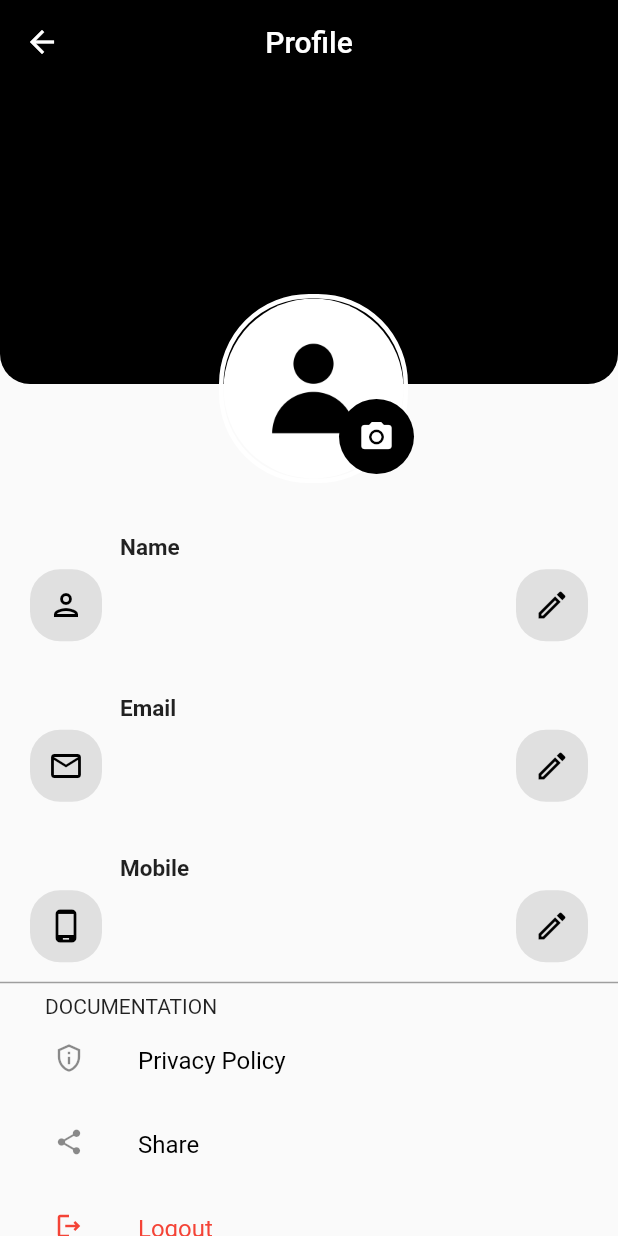
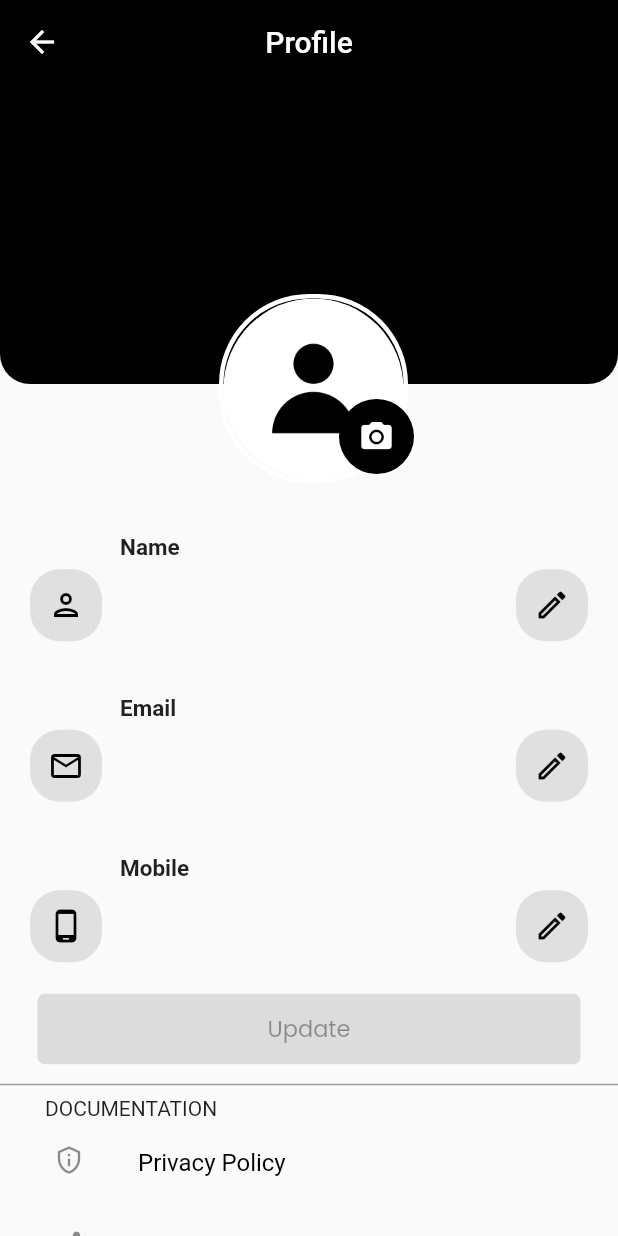
Before and after one commit to startup404/myfunbook, a Flutter app: the profile screen opened directly, on a phone screen of 412 x 824 dp. Run offline on Flutter 3.47's test engine with Material 2 defaults, Android fonts, the phone set to English and light mode, and no system bars; our stand-ins replace firebase_auth, firebase_core, firebase_database, flutter_svg, get, google_fonts and 2 more; missing offline and left inert: flutter_email_sender; accounts and stored records are empty; network calls fail.

Commit message:
profile page update

```diff
--- a/lib/main.dart
+++ b/lib/main.dart
@@ -2,6 +2,7 @@ import 'package:firebase_core/firebase_core.dart';
 import 'package:flutter/material.dart';
 import 'package:get/get.dart';
 import 'package:myfunbook/controllers/auth_controller.dart';
+import 'package:myfunbook/controllers/profile_controller.dart';
 import 'package:myfunbook/pages/login.dart';
 import 'package:myfunbook/pages/signup.dart';
 import 'package:myfunbook/pages/splash_screen.dart';
@@ -10,10 +11,11 @@ void main() async {
   WidgetsFlutterBinding.ensureInitialized();
 
   await Firebase.initializeApp(
-    options: FirebaseOptions(apiKey: "AIzaSyBBxPcNdFc_iinZHTTYcj__Yf8tu9aqK40", appId: "1:713680475181:android:1b2d307d46996cf3d814a4", messagingSenderId: "713680475181", projectId: "myfunbook-f899e",)
+    options: FirebaseOptions(apiKey: "AIzaSyBBxPcNdFc_iinZHTTYcj__Yf8tu9aqK40", appId: "1:713680475181:android:1b2d307d46996cf3d814a4", messagingSenderId: "713680475181", projectId: "myfunbook-f899e",
+    authDomain:'myfunbook-f899e.firebaseapp.com' ,databaseURL:"https://myfunbook-f899e-default-rtdb.firebaseio.com/",storageBucket: "myfunbook-f899e.appspot.com")
   );
   Get.put(authcontroller());
-
+  Get.put(profilecontroller());
   runApp(MyApp());
 }
 
--- a/lib/pages/profile_screen.dart
+++ b/lib/pages/profile_screen.dart
@@ -1,9 +1,14 @@
+import 'dart:async';
+
 import 'package:firebase_auth/firebase_auth.dart';
+import 'package:firebase_database/firebase_database.dart';
 import 'package:flutter/material.dart';
 import 'package:flutter/services.dart';
+import 'package:get/get.dart';
 
 import 'package:google_fonts/google_fonts.dart';
 import 'package:myfunbook/controllers/auth_controller.dart';
+import 'package:myfunbook/controllers/profile_controller.dart';
 
 class profile extends StatefulWidget
 {
@@ -13,7 +18,30 @@ class profile extends StatefulWidget
 
 class _profilestate extends State<profile>
 {
+  TextEditingController _name =TextEditingController();
+  TextEditingController _email =TextEditingController();
+  TextEditingController _mobile =TextEditingController();
   final currentuser = FirebaseAuth.instance.currentUser!;
+  String UidToFetch = '';
+  bool isUpdateButtonEnabled = false;
+  DatabaseReference dref = FirebaseDatabase.instance.ref().child('User Details');
+  @override
+  void initState() {
+    // TODO: implement initState
+    super.initState();
+    UidToFetch = currentuser.email!.split('@')[0].toString();
+    dref = dref.child(UidToFetch);
+    dref.onValue.listen((DatabaseEvent event){
+      if(event.snapshot.value != null){
+        Map<String, dynamic>? userData = event.snapshot.value as Map<String, dynamic>?;
+        _name.text = userData!['Username'];
+        _email.text = userData['email'];
+        _mobile.text = userData['mobile'];
+      }
+    } );
+  }
+
+
   @override
   Widget build(BuildContext context)
   {
@@ -39,7 +67,7 @@ class _profilestate extends State<profile>
                 bottomLeft: Radius.circular(20))
               ),
             ),
-
+            Obx((){return
             Padding(
               padding: EdgeInsets.only(top: 270),
               child:SingleChildScrollView(
@@ -49,13 +77,13 @@ class _profilestate extends State<profile>
 
 
                   const SizedBox(height: 10,),
-
                   Padding(padding: EdgeInsets.only(top: 20,left: 80),
                   child: Text("Name",style: TextStyle(fontSize: 15,fontWeight: FontWeight.w600),),),
                   Padding(
                     padding:EdgeInsets.symmetric(horizontal: 20.0),
                   child:TextFormField(
-                    readOnly: true,
+                    readOnly: profilecontroller.instance.isEdit.value,
+                    controller: _name,
                     style: TextStyle(color:Colors.black),
                     decoration: InputDecoration(
                       border: OutlineInputBorder(borderSide: BorderSide.none),
@@ -69,7 +97,13 @@ class _profilestate extends State<profile>
                         child: Icon(Icons.person_outlined,
                         color: Colors.black),
                       ),
-                      suffixIcon: Container(
+
+                      suffixIcon: GestureDetector(
+                        onTap: (){
+                          profilecontroller.instance.toggleEdit();
+                          isUpdateButtonEnabled=true;
+                        },
+                      child:Container(
                         height: 25,
                         width: 25,
                         decoration: BoxDecoration(
@@ -78,18 +112,21 @@ class _profilestate extends State<profile>
                         ),
                         child: Icon(Icons.edit_outlined,
                         color: Colors.black),
-                      )
+                      ))
                     ),
                   )),
 
                   const SizedBox(height: 10,),
+
+//Email Id Text Form Field-2...
 
                   Padding(padding: EdgeInsets.only(top: 20,left: 80),
                   child: Text("Email",style: TextStyle(fontSize: 15,fontWeight: FontWeight.w600),),),
                   Padding(
                     padding:EdgeInsets.symmetric(horizontal: 20.0),
                   child:TextFormField(
-                    readOnly: true,
+                    readOnly: profilecontroller.instance.isEdit.value,
+                    controller: _email,
                     style: TextStyle(color:Colors.black),
                     decoration: InputDecoration(
                       border: OutlineInputBorder(borderSide: BorderSide.none),
@@ -103,7 +140,11 @@ class _profilestate extends State<profile>
                         child: Icon(Icons.email_outlined,
                         color: Colors.black),
                       ),
-                      suffixIcon: Container(
+                      suffixIcon:GestureDetector(onTap:(){
+                        profilecontroller.instance.toggleEdit();
+                          isUpdateButtonEnabled=true;
+                      },
+                      child:Container(
                         height: 25,
                         width: 25,
                         decoration: BoxDecoration(
@@ -112,17 +153,20 @@ class _profilestate extends State<profile>
                         ),
                         child: Icon(Icons.edit_outlined,
                         color: Colors.black),
-                      )
+                      ))
                     ),
                   )),
                   const SizedBox(height: 10,),
+
+//Mobile Number Text Form Field-3...
 
                   Padding(padding: EdgeInsets.only(top: 20,left: 80),
                   child: Text("Mobile",style: TextStyle(fontSize: 15,fontWeight: FontWeight.w600),),),
                   Padding(
                     padding:EdgeInsets.symmetric(horizontal: 20.0),
                   child:TextFormField(
-                    readOnly: true,
+                    readOnly: profilecontroller.instance.isEdit.value,
+                    controller: _mobile,
                     style: TextStyle(color:Colors.black),
                     decoration: InputDecoration(
                       border: OutlineInputBorder(borderSide: BorderSide.none),
@@ -136,7 +180,11 @@ class _profilestate extends State<profile>
                         child: Icon(Icons.phone_android_outlined,
                         color: Colors.black),
                       ),
-                      suffixIcon: Container(
+                      suffixIcon:GestureDetector(onTap:(){
+                        profilecontroller.instance.toggleEdit();
+                          isUpdateButtonEnabled=true;
+                      },
+                      child:Container(
                         height: 25,
                         width: 25,
                         decoration: BoxDecoration(
@@ -145,9 +193,51 @@ class _profilestate extends State<profile>
                         ),
                         child: Icon(Icons.edit_outlined,
                         color: Colors.black),
-                      )
+                      ))
                     ),
-                  )),
+                  ),),
+
+                 const SizedBox(height: 10,),
+
+//Update button...
+
+                 Padding(padding: EdgeInsets.symmetric(horizontal:25 ,vertical:5),
+
+                  child: ElevatedButton(
+                              onPressed:isUpdateButtonEnabled?(){
+                                dref.update({'Username':_name.text , 'email':_email.text , 'mobile':_mobile.text}).then((_) {
+              // Update successful, disable editing mode
+              setState(() {
+                isUpdateButtonEnabled = false;
+              });
+              profilecontroller.instance.getsuccesssnackbar("Updated Successfully");
+            }).catchError((error) {
+              // Handle update error, e.g., show an error message
+              print("Error updating name: $error");
+              profilecontroller.instance.geterrorsnackbar("Update Failed", error);
+            });}:null,
+
+                              style: ElevatedButton.styleFrom(
+                                  primary: Colors.black,
+                                  shape: RoundedRectangleBorder(
+                                      borderRadius: BorderRadius.circular(5))),
+
+                              child: Center(
+                                  child: Padding(
+                                padding: EdgeInsets.all(12),
+                                child: Text(
+                                  "Update",
+                                  style: GoogleFonts.poppins(
+                                      fontSize: 15,
+                                      fontWeight: FontWeight.w400),
+                                ),
+                              )),
+                            )),
+
+
+
+
+
                   const Divider(
                       thickness: 1,
                       color: Colors.grey,
@@ -212,7 +302,7 @@ class _profilestate extends State<profile>
 
                 ],
               ),)
-            ),
+            );}),
 
             Positioned(
               top:140,
--- a/lib/pages/signup.dart
+++ b/lib/pages/signup.dart
@@ -159,7 +159,7 @@ class _signupstate extends State<signuppage> {
                             InputValidator.validateField("Email", _email.text.trim())) {
                           if (InputValidator.validatePassword(_pwd.text, _cnfrmpwd.text)) {
                             authcontroller.instance
-                                .registeruser(_email.text.trim(), _pwd.text.trim());
+                                .registeruser(_username.text.trim(),_email.text.trim(), _pwd.text.trim());
                           }
                         }
                               },
```
Also changed, not shown: lib/controllers/auth_controller.dart (+6 -4 lines), lib/controllers/profile_controller.dart (+35 -0 lines).
